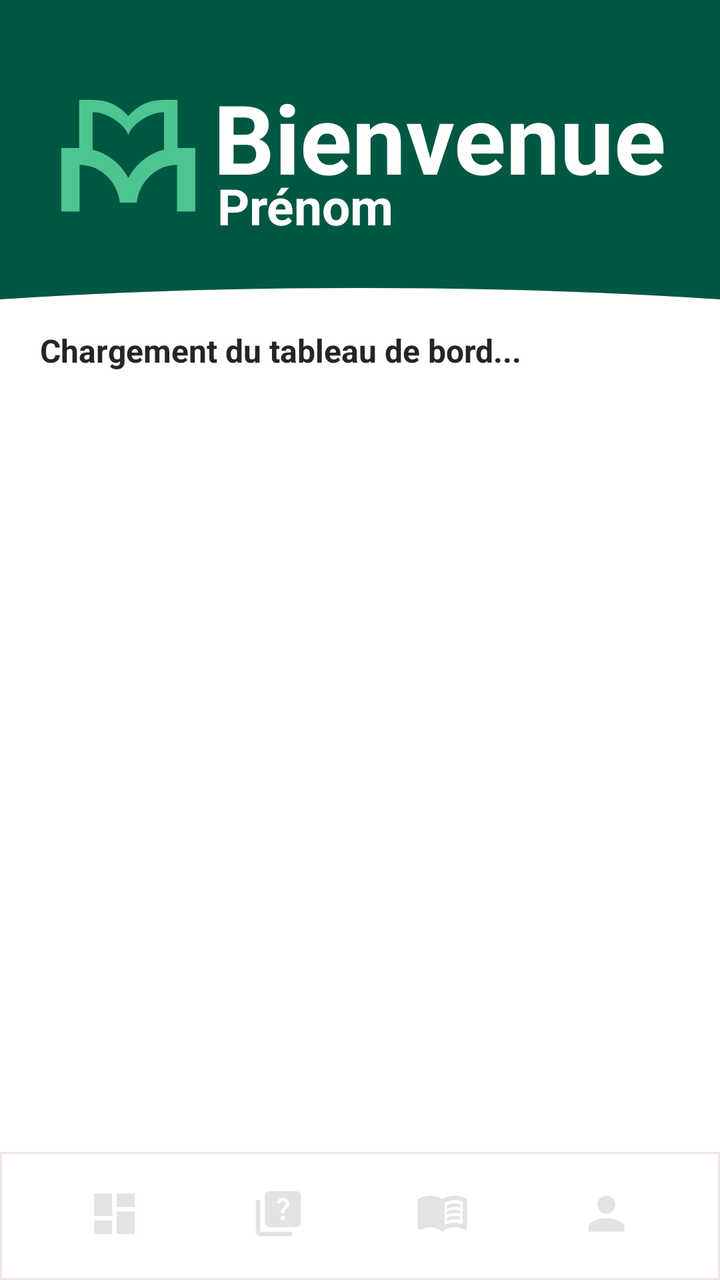
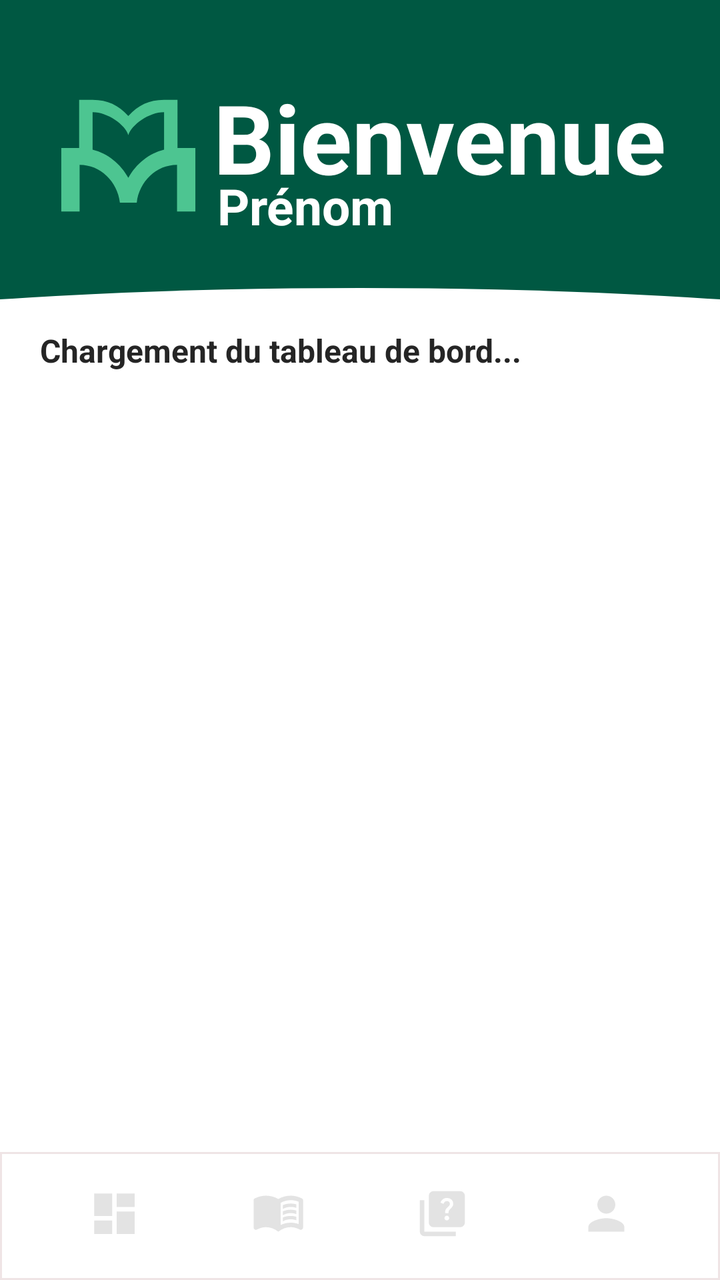

Two renders of the same Android screen: before a commit and after it. Below are the layout's source before the change and the commit's diff.
<!-- AndroidManifest.xml: activity theme Theme.MiniMoodle -->
<!-- res/layout/activity_main.xml -->
<?xml version="1.0" encoding="utf-8"?>
<LinearLayout xmlns:android="http://schemas.android.com/apk/res/android"
    xmlns:app="http://schemas.android.com/apk/res-auto"
    xmlns:tools="http://schemas.android.com/tools"
    android:id="@+id/main"
    android:layout_width="match_parent"
    android:layout_height="match_parent"
    android:background="@color/header_green"
    android:orientation="vertical"
    tools:context=".activites.MainActivity">

    <LinearLayout
        android:id="@+id/mainHeader"
        android:layout_width="match_parent"
        android:layout_height="144dp"
        android:background="@color/header_green"
        android:gravity="center"
        android:orientation="horizontal"
        android:paddingTop="28dp"
        android:paddingBottom="16dp">

        <ImageView
            android:layout_width="75dp"
            android:layout_height="75dp"
            android:contentDescription="@string/app_name"
            android:src="@drawable/ic_moodle_logo" />

        <LinearLayout
            android:layout_width="wrap_content"
            android:layout_height="144dp"
            android:background="@color/header_green"
            android:gravity="center_vertical"
            android:orientation="vertical"
>
            <TextView
                android:layout_width="wrap_content"
                android:layout_height="wrap_content"
                android:layout_marginLeft="5dp"
                android:text="Bienvenue"
                android:textColor="@color/white"
                android:textSize="48sp"
                android:textStyle="bold" />
            <TextView
                android:layout_width="wrap_content"
                android:layout_height="wrap_content"
                android:layout_marginLeft="7dp"
                android:layout_marginTop="-15dp"
                android:text="Prénom"
                android:textColor="@color/white"
                android:textSize="25sp"
                android:textStyle="bold" />
        </LinearLayout>
    </LinearLayout>

    <View
        android:layout_width="700dp"
        android:layout_height="80dp"
        android:layout_gravity="center_horizontal"
        android:layout_marginBottom="-70dp"
        android:background="@drawable/bg_dome_white" />

    <ScrollView
        android:id="@+id/quizzesScroll"
        android:layout_width="match_parent"
        android:layout_height="0dp"
        android:layout_weight="1"
        android:background="@color/white"
        android:fillViewport="true">

        <LinearLayout
            android:id="@+id/dashboardContent"
            android:layout_width="match_parent"
            android:layout_height="wrap_content"
            android:orientation="vertical"
            android:paddingStart="20dp"
            android:paddingTop="10dp"
            android:paddingEnd="20dp"
            android:paddingBottom="18dp"
            tools:ignore="all">

            <TextView
                android:id="@+id/welcomeText"
                android:layout_width="match_parent"
                android:layout_height="wrap_content"
                android:text="Chargement du tableau de bord..."
                android:textColor="@color/text_dark"
                android:textSize="16sp"
                android:textStyle="bold" />
        </LinearLayout>
    </ScrollView>

    <include
        android:id="@+id/quizzesBottomNav"
        layout="@layout/layout_bottom_nav"
        android:layout_width="match_parent"
        android:layout_height="64dp" />

</LinearLayout>
<!-- res/layout/layout_bottom_nav.xml (included above) -->
<?xml version="1.0" encoding="utf-8"?>
<LinearLayout xmlns:android="http://schemas.android.com/apk/res/android"
    android:id="@+id/bottomNav"
    android:layout_width="match_parent"
    android:layout_height="64dp"
    android:background="@drawable/bg_bottom_nav"
    android:gravity="center"
    android:orientation="horizontal"
    android:paddingStart="16dp"
    android:paddingEnd="16dp">

    <LinearLayout
        android:layout_width="0dp"
        android:layout_height="match_parent"
        android:layout_weight="1"
        android:gravity="center"
        android:orientation="vertical">

        <ImageButton
            android:id="@+id/navDashboard"
            android:layout_width="match_parent"
            android:layout_height="42dp"
            android:background="?attr/selectableItemBackgroundBorderless"
            android:contentDescription="@string/nav_dashboard"
            android:paddingTop="10dp"
            android:paddingBottom="5dp"
            android:scaleType="fitCenter"
            android:src="@drawable/ic_nav_dashboard" />

        <View
            android:id="@+id/navDashboardDot"
            android:layout_width="6dp"
            android:layout_height="6dp"
            android:layout_marginBottom="1dp"
            android:background="@drawable/bg_nav_dot"
            android:visibility="invisible" />
    </LinearLayout>

    <LinearLayout
        android:layout_width="0dp"
        android:layout_height="match_parent"
        android:layout_weight="1"
        android:gravity="center"
        android:orientation="vertical">

        <ImageButton
            android:id="@+id/navAssignments"
            android:layout_width="match_parent"
            android:layout_height="42dp"
            android:background="?attr/selectableItemBackgroundBorderless"
            android:contentDescription="@string/nav_quizzes"
            android:paddingTop="10dp"
            android:paddingBottom="5dp"
            android:scaleType="fitCenter"
            android:src="@drawable/ic_nav_quiz" />

        <View
            android:id="@+id/navAssignmentsDot"
            android:layout_width="6dp"
            android:layout_height="6dp"
            android:layout_marginBottom="1dp"
            android:background="@drawable/bg_nav_dot"
            android:visibility="invisible" />
    </LinearLayout>

    <LinearLayout
        android:layout_width="0dp"
        android:layout_height="match_parent"
        android:layout_weight="1"
        android:gravity="center"
        android:orientation="vertical">

        <ImageButton
            android:id="@+id/navCourses"
            android:layout_width="match_parent"
            android:layout_height="42dp"
            android:background="?attr/selectableItemBackgroundBorderless"
            android:contentDescription="@string/nav_courses"
            android:paddingTop="10dp"
            android:paddingBottom="5dp"
            android:scaleType="fitCenter"
            android:src="@drawable/ic_nav_book" />

        <View
            android:id="@+id/navCoursesDot"
            android:layout_width="6dp"
            android:layout_height="6dp"
            android:layout_marginBottom="1dp"
            android:background="@drawable/bg_nav_dot"
            android:visibility="invisible" />
    </LinearLayout>

    <LinearLayout
        android:layout_width="0dp"
        android:layout_height="match_parent"
        android:layout_weight="1"
        android:gravity="center"
        android:orientation="vertical">

        <ImageButton
            android:id="@+id/navProfile"
            android:layout_width="match_parent"
            android:layout_height="42dp"
            android:background="?attr/selectableItemBackgroundBorderless"
            android:contentDescription="@string/nav_profile"
            android:paddingTop="10dp"
            android:paddingBottom="5dp"
            android:scaleType="fitCenter"
            android:src="@drawable/ic_nav_profile" />

        <View
            android:id="@+id/navProfileDot"
            android:layout_width="6dp"
            android:layout_height="6dp"
            android:layout_marginBottom="1dp"
            android:background="@drawable/bg_nav_dot"
            android:visibility="invisible" />
    </LinearLayout>

</LinearLayout>
<!-- resources referenced by this layout -->
<resources>
  <color name="header_green">#005842</color>
  <color name="text_dark">#252525</color>
  <color name="white">#FFFFFFFF</color>
  <!-- drawable bg_bottom_nav (drawable) -->
  <?xml version="1.0" encoding="utf-8"?>
  <shape xmlns:android="http://schemas.android.com/apk/res/android">
      <solid android:color="@color/white" />
      <stroke android:width="1dp" android:color="#EFE4E5" />
  </shape>
  <!-- drawable bg_dome_white (drawable) -->
  <?xml version="1.0" encoding="utf-8"?>
  <shape xmlns:android="http://schemas.android.com/apk/res/android"
      android:shape="oval">
      <solid android:color="@color/white" />
  </shape>
  <!-- drawable bg_nav_dot (drawable) -->
  <?xml version="1.0" encoding="utf-8"?>
  <shape xmlns:android="http://schemas.android.com/apk/res/android"
      android:shape="oval">
      <solid android:color="@color/button_orange" />
  </shape>
  <!-- drawable ic_moodle_logo (drawable) -->
  <vector xmlns:android="http://schemas.android.com/apk/res/android"
      android:width="240dp"
      android:height="240dp"
      android:viewportWidth="240"
      android:viewportHeight="240">
    <path
        android:pathData="M198.69,107.79l28.56,-0l0,101.43l-29.32,0l0,-74.55c-33.11,0 -60.46,26.42 -64.45,60.52l-26.97,0c-3.98,-34.09 -31.34,-60.52 -64.45,-60.52l0,74.55l-29.32,0l0,-101.43l28.56,0l0,-77.01l21.51,0c24.38,0 41.09,8.65 57.18,25.77c16.09,-17.12 32.8,-25.77 57.18,-25.77l21.51,-0l0,77.01ZM62.82,110.35c24.34,6.11 44.89,22.73 57.18,45.1c12.29,-22.37 32.84,-38.99 57.18,-45.1l0,-59.85c-24.29,0 -52.1,20.42 -57.18,36.67c-4.66,-16.27 -32.89,-36.67 -57.18,-36.67l-0,59.85Z"
        android:fillColor="#4dc591"/>
  </vector>
  <!-- drawable ic_nav_dashboard (drawable) -->
  <vector xmlns:android="http://schemas.android.com/apk/res/android"
      android:width="24dp"
      android:height="24dp"
      android:viewportWidth="960"
      android:viewportHeight="960">
    <path
        android:pathData="M520,360v-240h320v240L520,360ZM120,520v-400h320v400L120,520ZM520,840v-400h320v400L520,840ZM120,840v-240h320v240L120,840Z"
        android:fillColor="#e3e3e3"/>
  </vector>
  <!-- drawable ic_nav_profile (drawable) -->
  <vector xmlns:android="http://schemas.android.com/apk/res/android"
      android:width="24dp"
      android:height="24dp"
      android:viewportWidth="24"
      android:viewportHeight="24">
    <path
        android:pathData="M12,12c2.21,0 4,-1.79 4,-4s-1.79,-4 -4,-4 -4,1.79 -4,4 1.79,4 4,4zM12,14c-2.67,0 -8,1.34 -8,4v2h16v-2c0,-2.66 -5.33,-4 -8,-4z"
        android:fillColor="#e3e3e3"/>
  </vector>
  <string name="app_name">Mini Moodle</string>
  <string name="nav_courses">Cours</string>
  <string name="nav_dashboard">Tableau de bord</string>
  <string name="nav_profile">Compte</string>
  <string name="nav_quizzes">Quiz</string>
  <style name="Theme.MiniMoodle" parent="Base.Theme.MiniMoodle" />
  <color name="button_orange">#FF7648</color>
  <style name="Base.Theme.MiniMoodle" parent="Theme.AppCompat.Light.NoActionBar">
          <item name="android:windowLightStatusBar">true</item>
          <item name="android:statusBarColor">@color/screen_gray</item>
          <item name="colorPrimary">@color/header_green</item>
          <item name="colorAccent">@color/button_orange</item>
      </style>
  <color name="screen_gray">#faf9f9</color>
  <!-- unchanged entries left out for length: 2 -->
</resources>

<!-- the commit's change to res/layout/activity_main.xml (unified diff, before → after) -->
@@ -41,6 +41,7 @@
                 android:textSize="48sp"
                 android:textStyle="bold" />
             <TextView
+                android:id="@+id/headerPrenom"
                 android:layout_width="wrap_content"
                 android:layout_height="wrap_content"
                 android:layout_marginLeft="7dp"
@@ -143,6 +144,33 @@
         android:orientation="vertical">
 
         <ImageButton
+            android:id="@+id/navCourses"
+            android:layout_width="match_parent"
+            android:layout_height="42dp"
+            android:background="?attr/selectableItemBackgroundBorderless"
+            android:contentDescription="@string/nav_courses"
+            android:paddingTop="10dp"
+            android:paddingBottom="5dp"
+            android:scaleType="fitCenter"
+            android:src="@drawable/ic_nav_book" />
+
+        <View
+            android:id="@+id/navCoursesDot"
+            android:layout_width="6dp"
+            android:layout_height="6dp"
+            android:layout_marginBottom="1dp"
+            android:background="@drawable/bg_nav_dot"
+            android:visibility="invisible" />
+    </LinearLayout>
+
+    <LinearLayout
+        android:layout_width="0dp"
+        android:layout_height="match_parent"
+        android:layout_weight="1"
+        android:gravity="center"
+        android:orientation="vertical">
+
+        <ImageButton
             android:id="@+id/navAssignments"
             android:layout_width="match_parent"
             android:layout_height="42dp"
@@ -170,33 +198,6 @@
         android:orientation="vertical">
 
         <ImageButton
-            android:id="@+id/navCourses"
-            android:layout_width="match_parent"
-            android:layout_height="42dp"
-            android:background="?attr/selectableItemBackgroundBorderless"
-            android:contentDescription="@string/nav_courses"
-            android:paddingTop="10dp"
-            android:paddingBottom="5dp"
-            android:scaleType="fitCenter"
-            android:src="@drawable/ic_nav_book" />
-
-        <View
-            android:id="@+id/navCoursesDot"
-            android:layout_width="6dp"
-            android:layout_height="6dp"
-            android:layout_marginBottom="1dp"
-            android:background="@drawable/bg_nav_dot"
-            android:visibility="invisible" />
-    </LinearLayout>
-
-    <LinearLayout
-        android:layout_width="0dp"
-        android:layout_height="match_parent"
-        android:layout_weight="1"
-        android:gravity="center"
-        android:orientation="vertical">
-
-        <ImageButton
             android:id="@+id/navProfile"
             android:layout_width="match_parent"
             android:layout_height="42dp"
